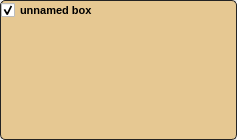
This is src/vision_evaluator/ui/box.ui in cogsys-tuebingen/csapex as Qt 5 draws it before an edit. The edited form follows.
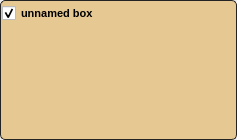
This is the edited form. Icons and pictures are not drawn.

What changed in the file:
```diff
--- a/src/vision_evaluator/ui/box.ui
+++ b/src/vision_evaluator/ui/box.ui
@@ -60,8 +60,17 @@
       <property name="spacing">
        <number>0</number>
       </property>
-      <property name="margin">
-       <number>0</number>
+      <property name="leftMargin">
+       <number>1</number>
+      </property>
+      <property name="topMargin">
+       <number>3</number>
+      </property>
+      <property name="rightMargin">
+       <number>1</number>
+      </property>
+      <property name="bottomMargin">
+       <number>3</number>
       </property>
       <item>
        <layout class="QVBoxLayout" name="input_layout">
@@ -83,8 +92,10 @@
           <item>
            <widget class="QCheckBox" name="enablebtn">
             <property name="styleSheet">
-             <string notr="true">font-size: 8pt;
-font-weight: bold;</string>
+             <string notr="true">QCheckBox {
+	font-size: 8pt;
+	font-weight: bold;
+}</string>
             </property>
             <property name="text">
              <string>unnamed box</string>
```
Left out of the diff: 79 changed lines with no effect on the pictures.
